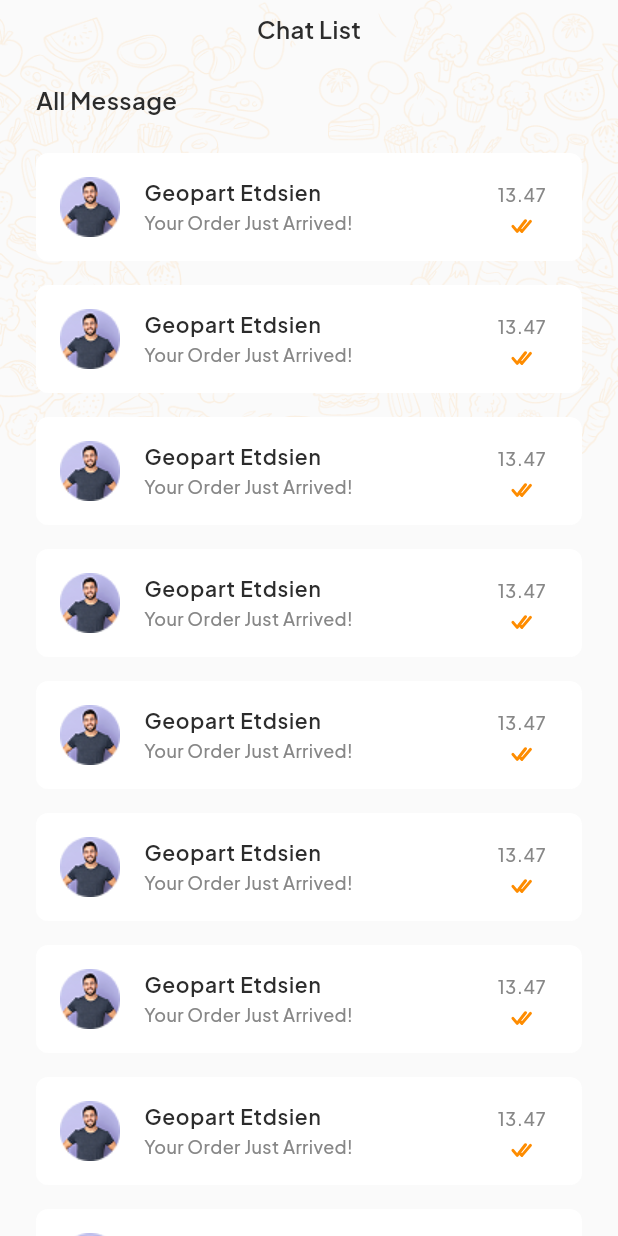
After one commit to mohamdelbehairy/food_delivery_admin, a Flutter app: the ChatView screen opened directly, on a phone screen of 412 x 824 dp. The commit adds this screen. Run offline on Flutter 3.47's test engine with Material 3 defaults, Android fonts, the phone set to English and light mode, and no system bars; our stand-ins replace cloud_firestore, email_validator, firebase_auth, firebase_core, flutter_bloc, flutter_svg and 3 more; accounts and stored records are empty.

Commit message:
create chat view

```diff
--- a/lib/core/utils/assets.dart
+++ b/lib/core/utils/assets.dart
@@ -6,9 +6,21 @@ class Assets {
   /// assets/images/chat.svg
   static const String imagesChat = "assets/images/chat.svg";
 
+  /// Assets for imagesChatBackground
+  /// assets/images/chat_background.png
+  static const String imagesChatBackground = "assets/images/chat_background.png";
+
+  /// Assets for imagesDoubleCheck
+  /// assets/images/double_check.svg
+  static const String imagesDoubleCheck = "assets/images/double_check.svg";
+
   /// Assets for imagesHome
   /// assets/images/home.svg
   static const String imagesHome = "assets/images/home.svg";
+
+  /// Assets for imagesImage
+  /// assets/images/Image.png
+  static const String imagesImage = "assets/images/Image.png";
 
   /// Assets for imagesR
   /// assets/images/R.png
--- a/lib/core/utils/styles.dart
+++ b/lib/core/utils/styles.dart
@@ -36,4 +36,10 @@ abstract class Styles {
       fontWeight: FontWeight.w500,
       fontFamily: "PlusJakartaSans",
       color: AppColors.primaryColor);
+
+  static const medium12 = TextStyle(
+      fontSize: 12,
+      fontWeight: FontWeight.w500,
+      fontFamily: "PlusJakartaSans",
+      color: Color(0xff878787));
 }
--- /dev/null
+++ b/lib/features/chat/presentation/views/chat_view.dart
@@ -0,0 +1,15 @@
+import 'package:flutter/material.dart';
+
+import 'widgets/chat_view_body.dart';
+
+class ChatView extends StatelessWidget {
+  const ChatView({super.key});
+
+  @override
+  Widget build(BuildContext context) {
+    return Scaffold(
+      backgroundColor: const Color(0xffF9F9F9).withValues(alpha: .8),
+      body: const ChatViewBody(),
+    );
+  }
+}
--- /dev/null
+++ b/lib/features/chat/presentation/views/widgets/chat_item.dart
@@ -0,0 +1,33 @@
+import 'package:flutter/material.dart';
+
+import '../../../../../core/model/svg_model.dart';
+import '../../../../../core/utils/assets.dart';
+import '../../../../../core/utils/styles.dart';
+import '../../../../../core/widgets/custom_svg.dart';
+
+class ChatItem extends StatelessWidget {
+  const ChatItem({super.key});
+
+  @override
+  Widget build(BuildContext context) {
+    return Container(
+      height: 72,
+      width: double.infinity,
+      decoration: BoxDecoration(
+          color: Colors.white, borderRadius: BorderRadius.circular(8)),
+      child: ListTile(
+        leading: Image.asset(Assets.imagesImage),
+        title: Text("Geopart Etdsien", style: Styles.semiBold14),
+        subtitle: Text("Your Order Just Arrived!", style: Styles.medium12),
+        trailing: Column(
+          mainAxisSize: MainAxisSize.min,
+          children: [
+            Text("13.47", style: Styles.medium12),
+            const SizedBox(height: 8),
+            CustomSvg(svgModel: SvgModel(image: Assets.imagesDoubleCheck)),
+          ],
+        ),
+      ),
+    );
+  }
+}
--- /dev/null
+++ b/lib/features/chat/presentation/views/widgets/chat_list_view.dart
@@ -0,0 +1,21 @@
+import 'package:flutter/material.dart';
+
+import 'chat_item.dart';
+
+class ChatListView extends StatelessWidget {
+  const ChatListView({super.key});
+
+  @override
+  Widget build(BuildContext context) {
+    return Expanded(
+      child: ListView.builder(
+        itemCount: 10,
+        physics: const BouncingScrollPhysics(),
+        itemBuilder: (context, index) => Padding(
+          padding: EdgeInsets.only(bottom: 16),
+          child: ChatItem(),
+        ),
+      ),
+    );
+  }
+}
--- /dev/null
+++ b/lib/features/chat/presentation/views/widgets/chat_view_body.dart
@@ -0,0 +1,18 @@
+import 'package:flutter/material.dart';
+
+import '../../../../../core/utils/assets.dart';
+import 'chat_view_components.dart';
+
+class ChatViewBody extends StatelessWidget {
+  const ChatViewBody({super.key});
+
+  @override
+  Widget build(BuildContext context) {
+    return Stack(
+      children: [
+        Image.asset(Assets.imagesChatBackground),
+        const ChatViewComponents(),
+      ],
+    );
+  }
+}
--- /dev/null
+++ b/lib/features/chat/presentation/views/widgets/chat_view_components.dart
@@ -0,0 +1,25 @@
+import 'package:flutter/material.dart';
+
+import 'chat_list_view.dart';
+import 'chat_view_header.dart';
+
+class ChatViewComponents extends StatelessWidget {
+  const ChatViewComponents({super.key});
+
+  @override
+  Widget build(BuildContext context) {
+    return SafeArea(
+      child: Padding(
+        padding: const EdgeInsets.symmetric(horizontal: 24),
+        child: Column(
+          children: [
+            const SizedBox(height: 8),
+            const ChatViewHeader(),
+            const SizedBox(height: 24),
+            const ChatListView(),
+          ],
+        ),
+      ),
+    );
+  }
+}
--- /dev/null
+++ b/lib/features/chat/presentation/views/widgets/chat_view_header.dart
@@ -0,0 +1,18 @@
+import 'package:flutter/material.dart';
+
+import 'chat_view_text.dart';
+
+class ChatViewHeader extends StatelessWidget {
+  const ChatViewHeader({super.key});
+
+  @override
+  Widget build(BuildContext context) {
+    return const Column(
+      children: [
+        ChatViewText(),
+        SizedBox(height: 24),
+        ChatViewText(text: "All Message"),
+      ],
+    );
+  }
+}
--- /dev/null
+++ b/lib/features/chat/presentation/views/widgets/chat_view_text.dart
@@ -0,0 +1,14 @@
+import 'package:flutter/material.dart';
+import 'package:food_delivery_admin/core/utils/styles.dart';
+
+class ChatViewText extends StatelessWidget {
+  const ChatViewText({super.key, this.text});
+  final String? text;
+
+  @override
+  Widget build(BuildContext context) {
+    return Align(
+        alignment: text != null ? Alignment.centerLeft : Alignment.center,
+        child: Text(text ?? "Chat List", style: Styles.semiBold16));
+  }
+}
--- a/lib/features/home/presentation/manager/home/home_bloc.dart
+++ b/lib/features/home/presentation/manager/home/home_bloc.dart
@@ -2,6 +2,8 @@ import 'package:flutter/material.dart';
 import 'package:flutter_bloc/flutter_bloc.dart';
 import 'package:food_delivery_admin/core/utils/assets.dart';
 import 'package:food_delivery_admin/features/home/data/model/bottom_nav_model.dart';
+
+import '../../../../chat/presentation/views/chat_view.dart';
 
 part 'home_event.dart';
 part 'home_state.dart';
@@ -22,8 +24,8 @@ class HomeBloc extends Bloc<HomeEvent, HomeState> {
     BottomNavModel(image: Assets.imagesChat, index: 1, lable: "Chat"),
   ];
 
-  List<Widget> views = [
+  List<Widget> views = const [
     Scaffold(),
-    Scaffold(),
+    ChatView(),
   ];
 }
```
Also changed, not shown: assets/images/Image.png (added), assets/images/chat_background.png (added), assets/images/double_check.svg (added).
